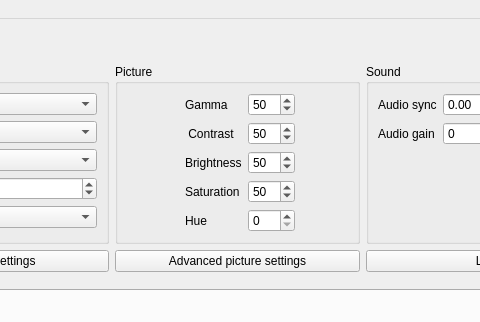
The window that src/mainwindow.ui (cinemaouvert/OPP) describes before a commit, drawn with Qt 5; both pictures show x 655 to 1135 and y 0 to 322 of the 1287 by 652 pixel window.
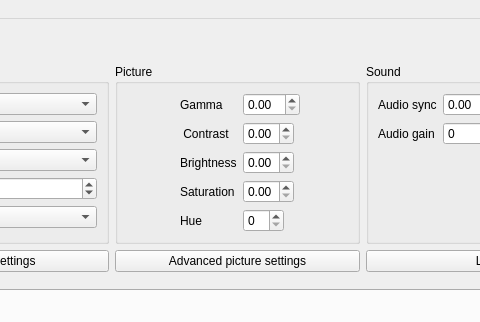
The same window after the commit. Icons and pictures are not drawn. Custom widgets are drawn as their Qt base class.

Diff of the .ui file:
```diff
--- a/src/mainwindow.ui
+++ b/src/mainwindow.ui
@@ -591,82 +591,6 @@
                            </property>
                           </widget>
                          </item>
-                         <item row="0" column="1">
-                          <widget class="QSpinBox" name="gammaSpinBox">
-                           <property name="sizePolicy">
-                            <sizepolicy hsizetype="Maximum" vsizetype="Fixed">
-                             <horstretch>0</horstretch>
-                             <verstretch>0</verstretch>
-                            </sizepolicy>
-                           </property>
-                           <property name="minimum">
-                            <number>0</number>
-                           </property>
-                           <property name="maximum">
-                            <number>100</number>
-                           </property>
-                           <property name="value">
-                            <number>50</number>
-                           </property>
-                          </widget>
-                         </item>
-                         <item row="1" column="1">
-                          <widget class="QSpinBox" name="contrastSpinBox">
-                           <property name="sizePolicy">
-                            <sizepolicy hsizetype="Maximum" vsizetype="Fixed">
-                             <horstretch>0</horstretch>
-                             <verstretch>0</verstretch>
-                            </sizepolicy>
-                           </property>
-                           <property name="minimum">
-                            <number>0</number>
-                           </property>
-                           <property name="maximum">
-                            <number>100</number>
-                           </property>
-                           <property name="value">
-                            <number>50</number>
-                           </property>
-                          </widget>
-                         </item>
-                         <item row="2" column="1">
-                          <widget class="QSpinBox" name="brightnessSpinBox">
-                           <property name="sizePolicy">
-                            <sizepolicy hsizetype="Maximum" vsizetype="Fixed">
-                             <horstretch>0</horstretch>
-                             <verstretch>0</verstretch>
-                            </sizepolicy>
-                           </property>
-                           <property name="minimum">
-                            <number>0</number>
-                           </property>
-                           <property name="maximum">
-                            <number>100</number>
-                           </property>
-                           <property name="value">
-                            <number>50</number>
-                           </property>
-                          </widget>
-                         </item>
-                         <item row="3" column="1">
-                          <widget class="QSpinBox" name="saturationSpinBox">
-                           <property name="sizePolicy">
-                            <sizepolicy hsizetype="Maximum" vsizetype="Fixed">
-                             <horstretch>0</horstretch>
-                             <verstretch>0</verstretch>
-                            </sizepolicy>
-                           </property>
-                           <property name="minimum">
-                            <number>0</number>
-                           </property>
-                           <property name="maximum">
-                            <number>100</number>
-                           </property>
-                           <property name="value">
-                            <number>50</number>
-                           </property>
-                          </widget>
-                         </item>
                          <item row="4" column="1">
                           <widget class="QSpinBox" name="hueSpinBox">
                            <property name="sizePolicy">
@@ -679,7 +603,71 @@
                             <number>0</number>
                            </property>
                            <property name="maximum">
-                            <number>100</number>
+                            <number>20</number>
+                           </property>
+                          </widget>
+                         </item>
+                         <item row="0" column="1">
+                          <widget class="QDoubleSpinBox" name="gammaSpinBox">
+                           <property name="sizePolicy">
+                            <sizepolicy hsizetype="Maximum" vsizetype="Fixed">
+                             <horstretch>0</horstretch>
+                             <verstretch>0</verstretch>
+                            </sizepolicy>
+                           </property>
+                           <property name="maximum">
+                            <double>10.000000000000000</double>
+                           </property>
+                           <property name="singleStep">
+                            <double>0.100000000000000</double>
+                           </property>
+                          </widget>
+                         </item>
+                         <item row="1" column="1">
+                          <widget class="QDoubleSpinBox" name="contrastSpinBox">
+                           <property name="sizePolicy">
+                            <sizepolicy hsizetype="Maximum" vsizetype="Fixed">
+                             <horstretch>0</horstretch>
+                             <verstretch>0</verstretch>
+                            </sizepolicy>
+                           </property>
+                           <property name="maximum">
+                            <double>2.000000000000000</double>
+                           </property>
+                           <property name="singleStep">
+                            <double>0.100000000000000</double>
+                           </property>
+                          </widget>
+                         </item>
+                         <item row="2" column="1">
+                          <widget class="QDoubleSpinBox" name="brightnessSpinBox">
+                           <property name="sizePolicy">
+                            <sizepolicy hsizetype="Maximum" vsizetype="Fixed">
+                             <horstretch>0</horstretch>
+                             <verstretch>0</verstretch>
+                            </sizepolicy>
+                           </property>
+                           <property name="maximum">
+                            <double>2.000000000000000</double>
+                           </property>
+                           <property name="singleStep">
+                            <double>0.100000000000000</double>
+                           </property>
+                          </widget>
+                         </item>
+                         <item row="3" column="1">
+                          <widget class="QDoubleSpinBox" name="saturationSpinBox">
+                           <property name="sizePolicy">
+                            <sizepolicy hsizetype="Maximum" vsizetype="Fixed">
+                             <horstretch>0</horstretch>
+                             <verstretch>0</verstretch>
+                            </sizepolicy>
+                           </property>
+                           <property name="maximum">
+                            <double>3.000000000000000</double>
+                           </property>
+                           <property name="singleStep">
+                            <double>0.100000000000000</double>
                            </property>
                           </widget>
                          </item>
```
Left out of the diff: 157 changed lines with no effect on the pictures.
